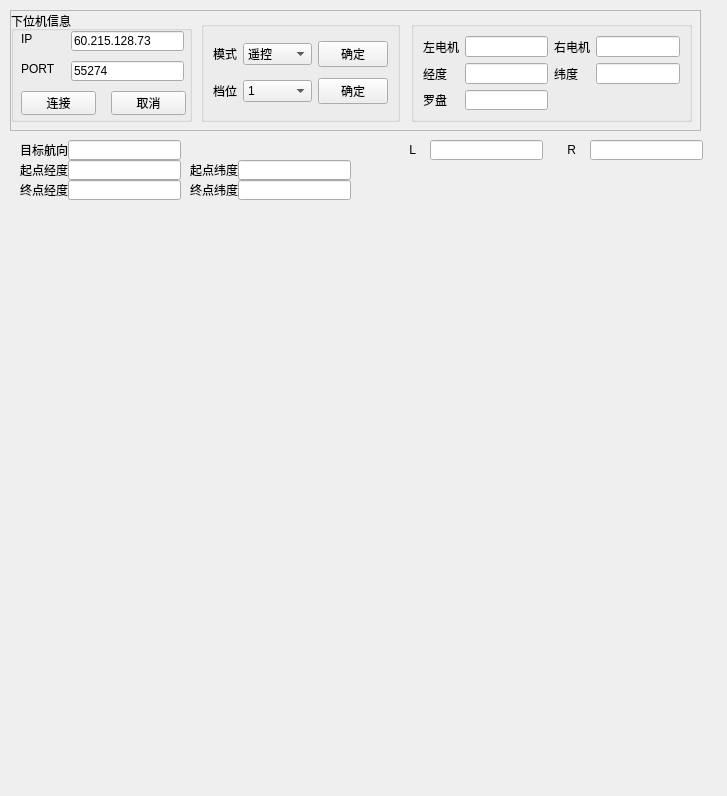
Old version of the form 上位机/2.0/上位机ui.ui in the repository Mrizhou/Upper-and-lower-computers.
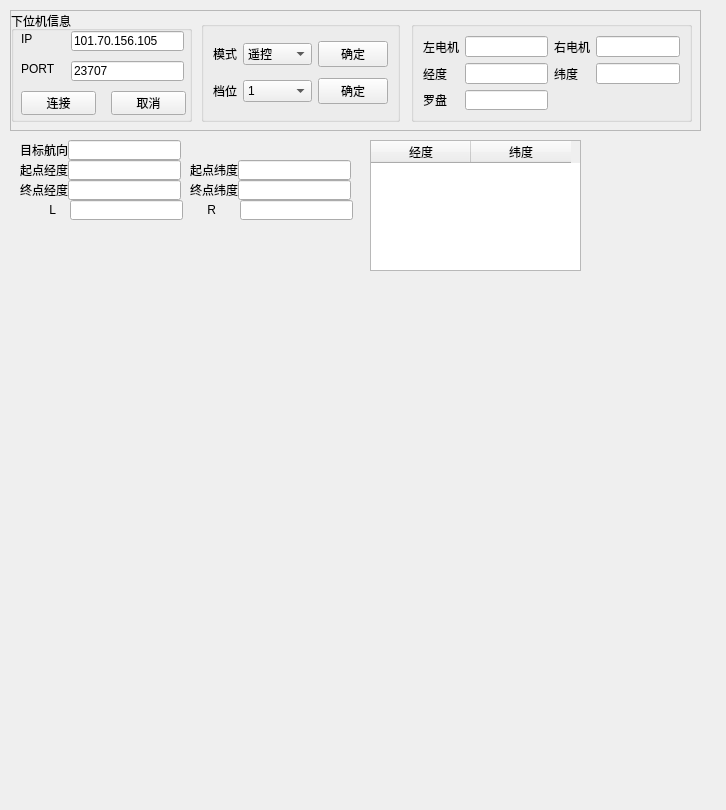
New version of the form.

Diff of the .ui file:
```diff
--- a/上位机/2.0/上位机ui.ui
+++ b/上位机/2.0/上位机ui.ui
@@ -6,8 +6,8 @@
    <rect>
     <x>0</x>
     <y>0</y>
-    <width>727</width>
-    <height>796</height>
+    <width>726</width>
+    <height>810</height>
    </rect>
   </property>
   <property name="windowTitle">
@@ -82,7 +82,7 @@
        </rect>
       </property>
       <property name="text">
-       <string>60.215.128.73</string>
+       <string>101.70.156.105</string>
       </property>
      </widget>
      <widget class="QLineEdit" name="PORT_2">
@@ -95,7 +95,7 @@
        </rect>
       </property>
       <property name="text">
-       <string>55274</string>
+       <string>23707</string>
       </property>
      </widget>
      <widget class="QPushButton" name="CONNECT">
@@ -319,13 +319,13 @@
    <property name="geometry">
     <rect>
      <x>10</x>
-     <y>210</y>
+     <y>280</y>
      <width>691</width>
-     <height>541</height>
+     <height>521</height>
     </rect>
    </property>
    <property name="sizePolicy">
-    <sizepolicy hsizetype="Minimum" vsizetype="Fixed">
+    <sizepolicy hsizetype="Fixed" vsizetype="Fixed">
      <horstretch>0</horstretch>
      <verstretch>0</verstretch>
     </sizepolicy>
@@ -439,8 +439,8 @@
   <widget class="QLineEdit" name="Lsend_4">
    <property name="geometry">
     <rect>
-     <x>430</x>
-     <y>140</y>
+     <x>70</x>
+     <y>200</y>
      <width>113</width>
      <height>20</height>
     </rect>
@@ -449,8 +449,8 @@
   <widget class="QLineEdit" name="Rsend_4">
    <property name="geometry">
     <rect>
-     <x>590</x>
-     <y>140</y>
+     <x>240</x>
+     <y>200</y>
      <width>113</width>
      <height>20</height>
     </rect>
@@ -459,8 +459,8 @@
   <widget class="QLabel" name="Lsend_3">
    <property name="geometry">
     <rect>
-     <x>380</x>
-     <y>140</y>
+     <x>20</x>
+     <y>200</y>
      <width>36</width>
      <height>20</height>
     </rect>
@@ -475,8 +475,8 @@
   <widget class="QLabel" name="Rsend_3">
    <property name="geometry">
     <rect>
-     <x>540</x>
-     <y>140</y>
+     <x>180</x>
+     <y>200</y>
      <width>36</width>
      <height>20</height>
     </rect>
@@ -488,6 +488,32 @@
     <set>Qt::AlignRight|Qt::AlignTrailing|Qt::AlignVCenter</set>
    </property>
   </widget>
+  <widget class="QTableWidget" name="GPS_task">
+   <property name="geometry">
+    <rect>
+     <x>370</x>
+     <y>140</y>
+     <width>211</width>
+     <height>131</height>
+    </rect>
+   </property>
+   <property name="sizePolicy">
+    <sizepolicy hsizetype="Preferred" vsizetype="Preferred">
+     <horstretch>0</horstretch>
+     <verstretch>0</verstretch>
+    </sizepolicy>
+   </property>
+   <column>
+    <property name="text">
+     <string>经度</string>
+    </property>
+   </column>
+   <column>
+    <property name="text">
+     <string>纬度</string>
+    </property>
+   </column>
+  </widget>
  </widget>
  <resources/>
  <connections/>
```
